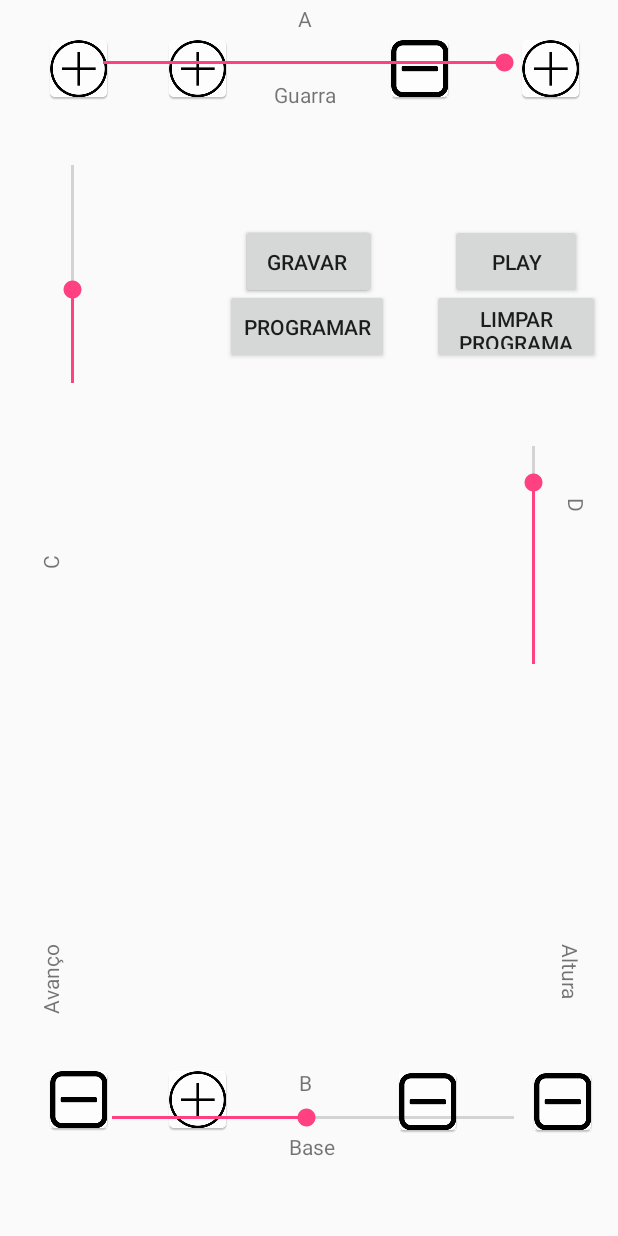
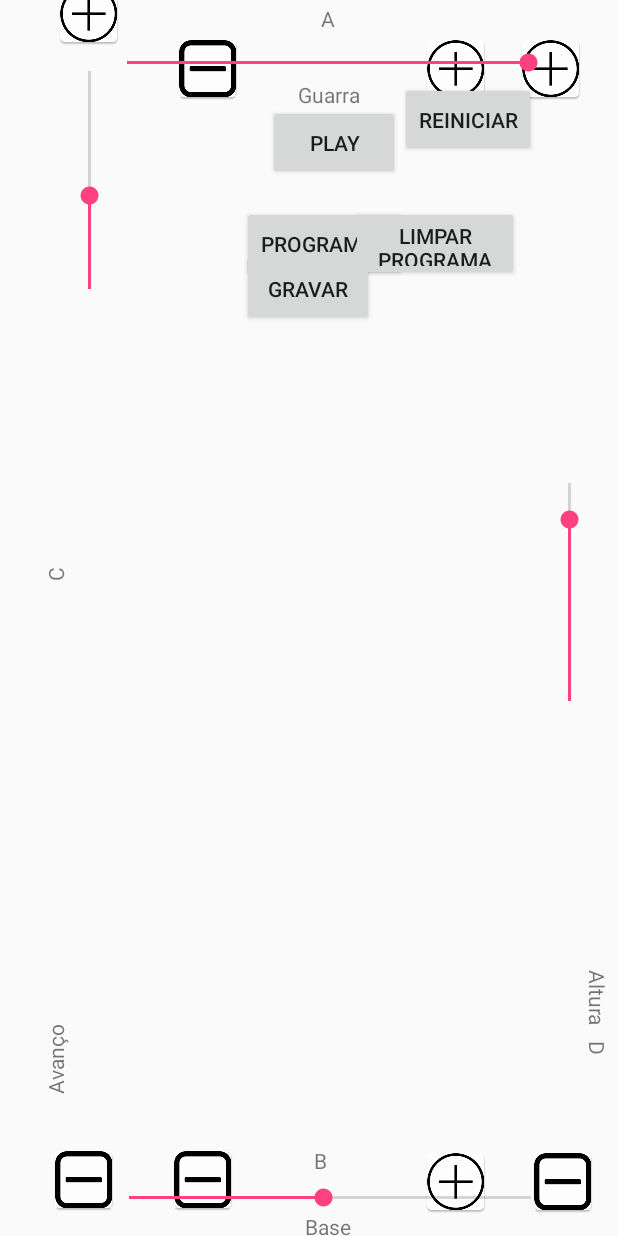
Before and after one commit to wgalam/RoboticaNasEscolasQuixada, an Android app: the layout activity_joystickk.xml on its own in the app's theme, with its tools: preview values and no code run, on a phone screen of 412 x 824 dp. Run offline under Robolectric (Android 15) with nearby library versions, the phone set to English and light mode, and no system bars.

Commit message:
Corrigido os bugs da tela de joystick e alterado levemente o seu layout.

```diff
--- a/app/src/main/AndroidManifest.xml
+++ b/app/src/main/AndroidManifest.xml
@@ -18,7 +18,6 @@
         <activity android:name=".MainActivity">
             <intent-filter>
                 <action android:name="android.intent.action.MAIN" />
-
                 <category android:name="android.intent.category.LAUNCHER" />
             </intent-filter>
         </activity>
@@ -31,7 +30,9 @@
             android:theme="@style/AppTheme.NoActionBar" />
         <activity
             android:name=".joystickk"
-            android:theme="@style/AppTheme.NoActionBar"/>
+            android:theme="@style/AppTheme.NoActionBar">
+
+        </activity>
         <activity
             android:name=".TelaDeProgramacao"
             android:label="@string/title_activity_tela_de_programacao"
--- a/app/src/main/java/com/example/enoque_alves/comunicacaoblue/joystickk.java
+++ b/app/src/main/java/com/example/enoque_alves/comunicacaoblue/joystickk.java
@@ -15,9 +15,7 @@ import android.widget.Toast;
 
 import java.io.IOException;
 import java.io.OutputStream;
-import java.sql.Time;
 import java.util.ArrayList;
-import java.util.List;
 import java.util.concurrent.TimeUnit;
 
 public class joystickk extends AppCompatActivity {
@@ -41,8 +39,8 @@ public class joystickk extends AppCompatActivity {
         this.setRequestedOrientation(ActivityInfo.SCREEN_ORIENTATION_LANDSCAPE);
         garra_bar = (SeekBar) findViewById(R.id.seekbar_garra);
         base_bar = (SeekBar) findViewById(R.id.seekbar_base);
-        c_bar = (SeekBar) findViewById(R.id.seekbar_estica);
-        d_bar = (SeekBar) findViewById(R.id.seekbar_levanta);
+        c_bar = (SeekBar) findViewById(R.id.seekbar_c);
+        d_bar = (SeekBar) findViewById(R.id.seekbar_d);
         play = (Button) findViewById(R.id.butao_play);
         reset = (Button) findViewById(R.id.butao_reset);
         limpar = (Button) findViewById(R.id.butao_limpa);
@@ -63,13 +61,11 @@ public class joystickk extends AppCompatActivity {
 
         label_garra.setText("" + (int) (garra_bar.getProgress()/0.57));
         label_base.setText("" + (int) (base_bar.getProgress()/1.8));
-        label_c.setText("" + (int) (c_bar.getProgress()/1.2));
-        label_d.setText("" + (int) (d_bar.getProgress()/0.7));
+        label_c.setText("" + (int) (c_bar.getProgress()/0.7));
+        label_d.setText("" + (int) (d_bar.getProgress()/1.2));
 
-
-
+        //play.setVisibility(View.INVISIBLE);
         mmSocket = connection.getConection();
-
 
         garra_bar.setOnSeekBarChangeListener(new SeekBar.OnSeekBarChangeListener(){
 
@@ -338,22 +334,51 @@ public class joystickk extends AppCompatActivity {
                 if (servo == 'a'){
                     comandoTela = "Abre/fecha  ";
                     posicaoAtual = (int) ((posicaoAtual-10)/0.57);
+                    Log.i("asd", "valor posicao: " + posicaoAtual);
+                    label_garra.setText(""+ posicaoAtual);
                 }
                 else if (servo == 'b'){
                     comandoTela = "Girar  ";
                     posicaoAtual = (int) ((posicaoAtual-10)/1.8);
+                    label_base.setText(""+ posicaoAtual);
                 }
                 else if (servo == 'c'){
                     comandoTela = "Avanca/recua  ";
-                    posicaoAtual = (int) ((posicaoAtual-60)/1.2);
+                    posicaoAtual = (int) ((posicaoAtual-60)/0.7);
+                    label_c.setText(""+posicaoAtual);
                 }
                 else if (servo == 'd'){
                     comandoTela = "Sobe/desce  ";
-                    posicaoAtual = (int) ((posicaoAtual-60)/0.7);
+                    posicaoAtual = (int) ((posicaoAtual-60)/1.2);
+                    label_d.setText(""+ posicaoAtual);
                 }
                 comandoTela += ""+posicaoAtual;
                 comandosTela.add(comandoTela);
             }
+
+        char chars [] = comando.toCharArray();
+        char servo = chars[1];
+        String aux = "";
+        for (int j = 2 ; j < chars.length; j++) {
+            aux = aux + chars[j];
+        }
+        int posicaoAtual = Integer.parseInt(aux);
+        if (servo == 'a'){
+            posicaoAtual = (int) ((posicaoAtual-10)/0.57);
+            label_garra.setText(""+ posicaoAtual);
+        }
+        else if (servo == 'b'){
+            posicaoAtual = (int) ((posicaoAtual-10)/1.8);
+            label_base.setText(""+ posicaoAtual);
+        }
+        else if (servo == 'c'){
+            posicaoAtual = (int) ((posicaoAtual-60)/0.7);
+            label_c.setText(""+posicaoAtual);
+        }
+        else if (servo == 'd'){
+            posicaoAtual = (int) ((posicaoAtual-60)/1.2);
+            label_d.setText(""+ posicaoAtual);
+        }
             enviaDados.enviarComando(comando);
 //            garra_bar.setProgress(enviaDados.getPosicaoA());
 //            base_bar.setProgress(enviaDados.getPosicaoB());
--- a/app/src/main/res/layout/activity_joystickk.xml
+++ b/app/src/main/res/layout/activity_joystickk.xml
@@ -11,44 +11,44 @@
     tools:layout_editor_absoluteX="0dp">
 
     <ImageButton
-        android:id="@+id/button_more_base"
+        android:id="@+id/button_less_base"
         android:layout_width="41dp"
         android:layout_height="43dp"
         android:layout_alignParentLeft="true"
         android:layout_alignParentStart="true"
         android:layout_alignParentTop="true"
-        android:src="@mipmap/button_more"
+        android:src="@mipmap/ic_launcher"
         app:layout_constraintLeft_toRightOf="@+id/button_less_c"
         android:layout_marginLeft="38dp"
         android:layout_marginRight="8dp"
-        app:layout_constraintRight_toRightOf="@+id/button_more_garra"
+        app:layout_constraintRight_toRightOf="@+id/button_less_garra"
         app:layout_constraintHorizontal_bias="0.0"
         app:layout_constraintBottom_toBottomOf="@+id/button_less_c"
         android:layout_marginBottom="0dp" />
 
     <ImageButton
-        android:id="@+id/button_more_garra"
+        android:id="@+id/button_less_garra"
         android:layout_width="41dp"
         android:layout_height="43dp"
         android:layout_alignParentLeft="true"
         android:layout_alignParentStart="true"
         android:layout_alignParentTop="true"
-        android:src="@mipmap/button_more"
+        android:src="@mipmap/ic_launcher"
         app:layout_constraintLeft_toRightOf="@+id/button_more_c"
         android:layout_marginLeft="38dp"
-        app:layout_constraintTop_toTopOf="@+id/button_less_garra"
+        app:layout_constraintTop_toTopOf="@+id/button_more_garra"
         android:layout_marginTop="0dp" />
 
     <ImageButton
-        android:id="@+id/button_less_garra"
+        android:id="@+id/button_more_garra"
         android:layout_width="41dp"
         android:layout_height="43dp"
         android:layout_alignBottom="@+id/textView2"
         android:layout_alignLeft="@+id/button_more_d"
         android:layout_alignStart="@+id/button_more_d"
-        android:layout_marginRight="46dp"
+        android:layout_marginRight="22dp"
         android:layout_marginTop="0dp"
-        android:src="@mipmap/ic_launcher"
+        android:src="@mipmap/button_more"
         app:layout_constraintRight_toLeftOf="@+id/button_more_d"
         app:layout_constraintTop_toTopOf="@+id/button_more_d" />
 
@@ -60,9 +60,9 @@
         android:layout_alignParentStart="true"
         android:layout_alignParentTop="true"
         android:src="@mipmap/button_more"
-        app:layout_constraintTop_toTopOf="@+id/button_more_garra"
-        android:layout_marginTop="0dp"
-        android:layout_marginLeft="0dp"
+        app:layout_constraintTop_toTopOf="@+id/button_less_garra"
+        android:layout_marginTop="-37dp"
+        android:layout_marginLeft="3dp"
         app:layout_constraintLeft_toLeftOf="@+id/button_less_c" />
 
     <ImageButton
@@ -74,10 +74,10 @@
         android:layout_alignLeft="@+id/button_more_c"
         android:layout_alignStart="@+id/button_more_c"
         android:layout_marginTop="8dp"
-        app:layout_constraintTop_toBottomOf="@+id/seekbar_levanta"
+        app:layout_constraintTop_toBottomOf="@+id/seekbar_c"
         app:layout_constraintBottom_toBottomOf="parent"
         android:layout_marginBottom="16dp"
-        app:layout_constraintVertical_bias="0.906"
+        app:layout_constraintVertical_bias="1.0"
         android:layout_marginRight="0dp"
         app:layout_constraintRight_toRightOf="@+id/button_more_c"
         android:layout_marginLeft="32dp"
@@ -106,20 +106,20 @@
         android:src="@mipmap/ic_launcher"
         android:layout_marginLeft="8dp"
         app:layout_constraintLeft_toLeftOf="@+id/button_more_d"
-        app:layout_constraintBottom_toBottomOf="@+id/button_less_base"
+        app:layout_constraintBottom_toBottomOf="@+id/button_more_base"
         android:layout_marginBottom="0dp" />
 
     <ImageButton
-        android:id="@+id/button_less_base"
+        android:id="@+id/button_more_base"
         android:layout_width="41dp"
         android:layout_height="43dp"
         android:layout_alignBottom="@+id/textView2"
         android:layout_alignLeft="@+id/button_more_d"
         android:layout_alignStart="@+id/button_more_d"
-        android:src="@mipmap/ic_launcher"
-        android:layout_marginLeft="5dp"
-        app:layout_constraintLeft_toLeftOf="@+id/button_less_garra"
-        app:layout_constraintBottom_toBottomOf="@+id/button_more_base"
+        android:src="@mipmap/button_more"
+        android:layout_marginLeft="0dp"
+        app:layout_constraintLeft_toLeftOf="@+id/button_more_garra"
+        app:layout_constraintBottom_toBottomOf="@+id/button_less_base"
         android:layout_marginBottom="-1dp" />
 
     <Button
@@ -129,12 +129,13 @@
         android:layout_centerHorizontal="true"
         android:layout_centerVertical="true"
         android:layout_marginLeft="0dp"
-        android:layout_marginTop="0dp"
+        android:layout_marginTop="7dp"
         android:text="Programar"
         app:layout_constraintLeft_toLeftOf="@+id/butao_gravar"
-        app:layout_constraintTop_toBottomOf="@+id/seekbar_levanta"
+        app:layout_constraintTop_toBottomOf="@+id/seekbar_c"
         android:layout_marginRight="0dp"
-        app:layout_constraintRight_toRightOf="@+id/butao_gravar" />
+        app:layout_constraintRight_toRightOf="@+id/butao_gravar"
+        app:layout_constraintHorizontal_bias="0.0" />
 
     <Button
         android:id="@+id/butao_play"
@@ -145,13 +146,16 @@
         android:layout_below="@+id/seekbar_garra"
         android:layout_marginLeft="0dp"
         android:layout_marginStart="51dp"
-        android:layout_marginTop="0dp"
+        android:layout_marginTop="8dp"
         android:text="Play"
         app:layout_constraintLeft_toRightOf="@+id/butao_gravar"
-        app:layout_constraintTop_toTopOf="@+id/butao_gravar"
+        app:layout_constraintTop_toTopOf="@+id/textView"
         app:layout_constraintRight_toLeftOf="@+id/butao_reset"
         android:layout_marginRight="0dp"
-        app:layout_constraintHorizontal_bias="0.0" />
+        app:layout_constraintHorizontal_bias="1.0"
+        android:layout_marginBottom="8dp"
+        app:layout_constraintBottom_toTopOf="@+id/butao_limpa"
+        app:layout_constraintVertical_bias="0.483" />
 
     <Button
         android:id="@+id/butao_reset"
@@ -160,11 +164,11 @@
         android:layout_above="@+id/seekbar_base"
         android:layout_alignLeft="@+id/butao_play"
         android:layout_alignStart="@+id/butao_play"
-        android:layout_marginRight="8dp"
+        android:layout_marginRight="-74dp"
         android:text="Reiniciar"
-        app:layout_constraintRight_toLeftOf="@+id/button_less_garra"
+        app:layout_constraintRight_toLeftOf="@+id/button_more_garra"
         app:layout_constraintTop_toTopOf="@+id/butao_play"
-        android:layout_marginTop="0dp" />
+        android:layout_marginTop="-15dp" />
 
     <Button
         android:id="@+id/butao_gravar"
@@ -175,13 +179,16 @@
         android:layout_alignLeft="@+id/butao_limpa"
         android:layout_alignStart="@+id/butao_limpa"
         android:layout_marginBottom="8dp"
-        android:layout_marginLeft="8dp"
+        android:layout_marginLeft="0dp"
         android:layout_marginTop="8dp"
         android:text="Gravar"
         app:layout_constraintBottom_toBottomOf="parent"
-        app:layout_constraintLeft_toRightOf="@+id/button_more_garra"
-        app:layout_constraintTop_toBottomOf="@+id/seekbar_garra"
-        app:layout_constraintVertical_bias="0.125" />
+        app:layout_constraintLeft_toRightOf="@+id/button_less_garra"
+        app:layout_constraintVertical_bias="0.15"
+        app:layout_constraintTop_toTopOf="@+id/textView"
+        app:layout_constraintRight_toLeftOf="@+id/butao_reset"
+        android:layout_marginRight="8dp"
+        app:layout_constraintHorizontal_bias="0.181" />
 
     <Button
         android:id="@+id/butao_limpa"
@@ -190,17 +197,18 @@
         android:layout_alignBaseline="@+id/butao_reset"
         android:layout_alignBottom="@+id/butao_reset"
         android:layout_marginBottom="0dp"
-        android:layout_marginLeft="0dp"
+        android:layout_marginLeft="8dp"
         android:layout_marginTop="0dp"
         android:layout_toEndOf="@+id/butao_reset"
         android:layout_toRightOf="@+id/butao_reset"
         android:text="Limpar Programa"
         app:layout_constraintBottom_toBottomOf="@+id/programar"
-        app:layout_constraintLeft_toLeftOf="@+id/butao_play"
+        app:layout_constraintLeft_toLeftOf="@+id/butao_gravar"
         app:layout_constraintTop_toTopOf="@+id/programar"
-        app:layout_constraintVertical_bias="0.0"
-        android:layout_marginRight="0dp"
-        app:layout_constraintRight_toRightOf="@+id/butao_play" />
+        app:layout_constraintVertical_bias="1.0"
+        android:layout_marginRight="8dp"
+        app:layout_constraintRight_toRightOf="@+id/butao_reset"
+        app:layout_constraintHorizontal_bias="0.947" />
 
     <SeekBar
         android:id="@+id/seekbar_garra"
@@ -215,29 +223,29 @@
         android:max="57"
         android:progress="57"
         app:layout_constraintHorizontal_bias="0.514"
-        app:layout_constraintLeft_toRightOf="@+id/button_more_garra"
-        app:layout_constraintRight_toLeftOf="@+id/button_less_garra"
-        app:layout_constraintTop_toTopOf="@+id/button_less_garra"
-        app:layout_constraintBottom_toBottomOf="@+id/button_less_garra"
+        app:layout_constraintLeft_toRightOf="@+id/button_less_garra"
+        app:layout_constraintRight_toLeftOf="@+id/button_more_garra"
+        app:layout_constraintTop_toTopOf="@+id/button_more_garra"
+        app:layout_constraintBottom_toBottomOf="@+id/button_more_garra"
         android:layout_marginBottom="8dp" />
 
     <SeekBar
-        android:id="@+id/seekbar_estica"
+        android:id="@+id/seekbar_d"
         android:layout_width="177dp"
         android:layout_height="20dp"
         android:layout_centerVertical="true"
+        android:layout_marginBottom="8dp"
+        android:layout_marginLeft="8dp"
+        android:layout_marginTop="8dp"
         android:layout_toLeftOf="@+id/butao_play"
         android:layout_toStartOf="@+id/butao_play"
         android:max="120"
         android:progress="100"
         android:rotation="270"
-        android:layout_marginBottom="8dp"
         app:layout_constraintBottom_toTopOf="@+id/button_less_d"
-        android:layout_marginTop="8dp"
+        app:layout_constraintLeft_toLeftOf="@+id/button_more_garra"
         app:layout_constraintTop_toBottomOf="@+id/button_more_d"
-        app:layout_constraintVertical_bias="0.467"
-        android:layout_marginLeft="8dp"
-        app:layout_constraintLeft_toLeftOf="@+id/button_less_garra" />
+        app:layout_constraintVertical_bias="0.467" />
 
     <TextView
         android:id="@+id/textView"
@@ -254,7 +262,7 @@
         app:layout_constraintTop_toBottomOf="@+id/seekbar_garra" />
 
     <SeekBar
-        android:id="@+id/seekbar_levanta"
+        android:id="@+id/seekbar_c"
         android:layout_width="177dp"
         android:layout_height="20dp"
         android:layout_alignParentEnd="true"
@@ -263,10 +271,10 @@
         android:max="70"
         android:progress="30"
         android:rotation="270"
-        android:layout_marginTop="105dp"
+        android:layout_marginTop="80dp"
         app:layout_constraintTop_toBottomOf="@+id/button_more_c"
-        android:layout_marginRight="16dp"
-        app:layout_constraintRight_toRightOf="@+id/button_more_garra" />
+        android:layout_marginRight="11dp"
+        app:layout_constraintRight_toRightOf="@+id/button_less_garra" />
 
     <TextView
         android:id="@+id/textView2"
@@ -291,9 +299,9 @@
         android:layout_centerHorizontal="true"
         android:max="180"
         android:progress="87"
-        app:layout_constraintLeft_toRightOf="@+id/button_more_base"
+        app:layout_constraintLeft_toRightOf="@+id/button_less_base"
         android:layout_marginLeft="8dp"
-        app:layout_constraintRight_toLeftOf="@+id/button_less_base"
+        app:layout_constraintRight_toLeftOf="@+id/button_more_base"
         android:layout_marginRight="8dp"
         app:layout_constraintBottom_toBottomOf="@+id/button_less_c"
         android:layout_marginBottom="0dp" />
@@ -328,29 +336,21 @@
         android:layout_height="19dp"
         android:rotation="90"
         android:text="D"
-        android:layout_marginRight="8dp"
-        app:layout_constraintRight_toRightOf="parent"
-        android:layout_marginBottom="8dp"
-        android:layout_marginLeft="16dp"
-        app:layout_constraintLeft_toLeftOf="@+id/button_more_d"
-        app:layout_constraintHorizontal_bias="0.428"
-        app:layout_constraintBottom_toTopOf="@+id/textView5"
-        android:layout_marginTop="8dp"
-        app:layout_constraintTop_toBottomOf="@+id/button_more_d" />
+        android:layout_marginTop="28dp"
+        app:layout_constraintTop_toBottomOf="@+id/textView5"
+        android:layout_marginLeft="0dp"
+        app:layout_constraintLeft_toLeftOf="@+id/textView5" />
 
     <TextView
         android:id="@+id/textView5"
         android:layout_width="48dp"
         android:layout_height="19dp"
-        android:layout_marginRight="8dp"
         android:rotation="90"
         android:text="Altura"
-        app:layout_constraintRight_toRightOf="parent"
-        android:layout_marginBottom="50dp"
+        android:layout_marginBottom="86dp"
         app:layout_constraintBottom_toTopOf="@+id/button_less_d"
-        android:layout_marginLeft="16dp"
-        app:layout_constraintLeft_toLeftOf="@+id/button_more_d"
-        app:layout_constraintHorizontal_bias="1.0" />
+        android:layout_marginLeft="27dp"
+        app:layout_constraintLeft_toLeftOf="@+id/button_more_d" />
 
     <TextView
         android:id="@+id/label_garra"
@@ -370,11 +370,12 @@
         android:layout_width="19dp"
         android:layout_height="15dp"
         android:text="B"
-        android:layout_marginBottom="8dp"
+        android:layout_marginBottom="9dp"
         app:layout_constraintBottom_toTopOf="@+id/seekbar_base"
-        app:layout_constraintLeft_toRightOf="@+id/button_more_base"
+        app:layout_constraintLeft_toRightOf="@+id/button_less_base"
         android:layout_marginLeft="8dp"
-        app:layout_constraintRight_toLeftOf="@+id/button_less_base"
-        android:layout_marginRight="8dp" />
+        app:layout_constraintRight_toLeftOf="@+id/button_more_base"
+        android:layout_marginRight="8dp"
+        app:layout_constraintHorizontal_bias="0.492" />
 
 </android.support.constraint.ConstraintLayout>
```
Also changed, not shown: app/src/main/ic_bluetooth-web.png (added), app/src/main/res/mipmap-hdpi/ic_bluetooth.png (added), app/src/main/res/mipmap-mdpi/ic_bluetooth.png (added), app/src/main/res/mipmap-xhdpi/ic_bluetooth.png (added), app/src/main/res/mipmap-xxhdpi/ic_bluetooth.png (added), app/src/main/res/mipmap-xxxhdpi/ic_bluetooth.png (added).
